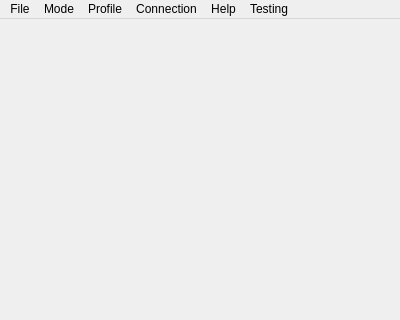
First picture: the form in ChatterBox/mainwindow.ui, repository glewn/ChatterBox, before the edit; both pictures show x 0 to 400 and y 0 to 320 of the 400 by 600 pixel window.
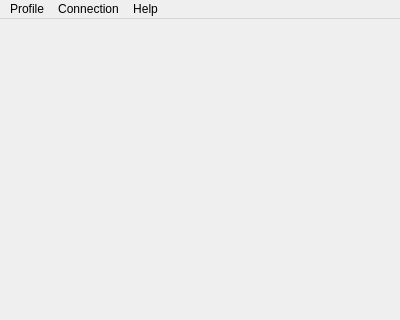
Second picture: the form after the edit.

What changed in the file:
```diff
--- a/ChatterBox/mainwindow.ui
+++ b/ChatterBox/mainwindow.ui
@@ -23,18 +23,6 @@
      <height>22</height>
     </rect>
    </property>
-   <widget class="QMenu" name="menuFile">
-    <property name="title">
-     <string>File</string>
-    </property>
-   </widget>
-   <widget class="QMenu" name="menuMode">
-    <property name="title">
-     <string>Mode</string>
-    </property>
-    <addaction name="actionClient"/>
-    <addaction name="actionServer"/>
-   </widget>
    <widget class="QMenu" name="menuHelp">
     <property name="title">
      <string>Help</string>
@@ -54,17 +42,9 @@
     </property>
     <addaction name="actionConnect"/>
    </widget>
-   <widget class="QMenu" name="menuTesting">
-    <property name="title">
-     <string>Testing</string>
-    </property>
-   </widget>
-   <addaction name="menuFile"/>
-   <addaction name="menuMode"/>
    <addaction name="menuProfile"/>
    <addaction name="menuConnection"/>
    <addaction name="menuHelp"/>
-   <addaction name="menuTesting"/>
   </widget>
   <widget class="QStatusBar" name="statusBar"/>
   <action name="actionClient">
```
Left out of the diff: 10 changed lines with no effect on the pictures.
